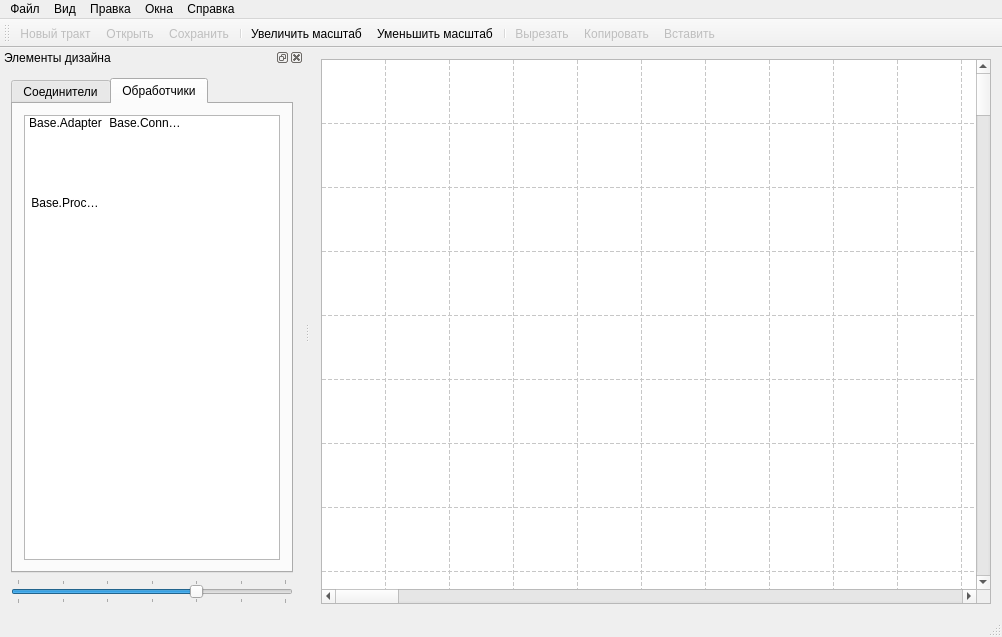
Above: mainwindow.ui from k06a/RitM before the change. Below: the same form after it.
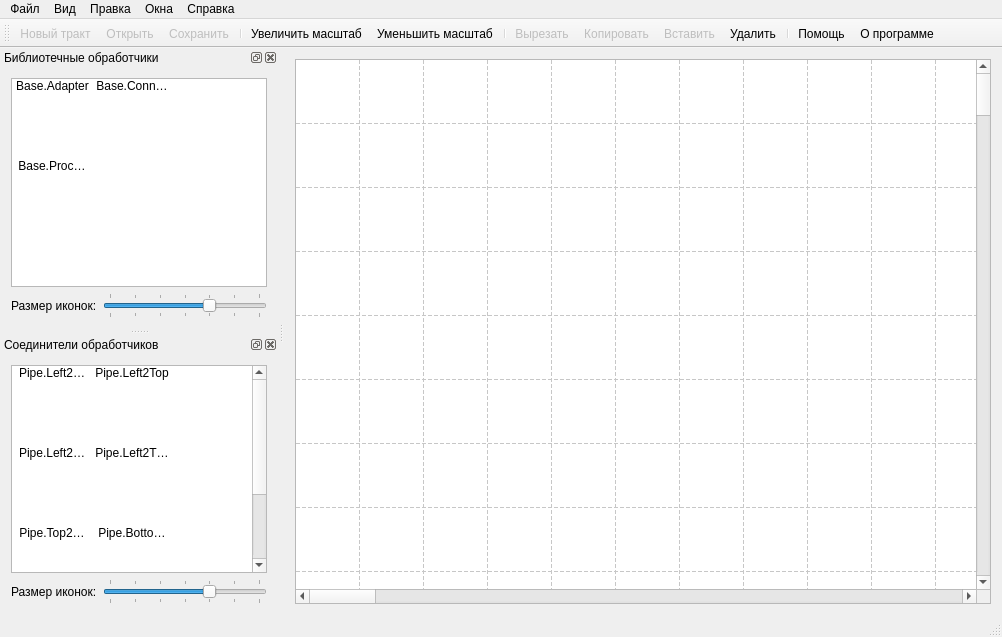
That is the form after the change. The open tabs and pages were chosen to show the change. Icons and pictures are not drawn. Custom widgets are drawn as their Qt base class.

Commit message: Сделал "удаление". Добавил иконок.

The edit to the form file:
```diff
--- a/mainwindow.ui
+++ b/mainwindow.ui
@@ -370,11 +370,15 @@
    <addaction name="action_cut"/>
    <addaction name="action_copy"/>
    <addaction name="action_paste"/>
+   <addaction name="action_delete"/>
+   <addaction name="separator"/>
+   <addaction name="action_help"/>
+   <addaction name="action_about"/>
   </widget>
   <widget class="QStatusBar" name="statusBar"/>
   <widget class="QDockWidget" name="dockWidget_elements">
    <property name="windowTitle">
-    <string>Элементы дизайна</string>
+    <string>Библиотечные обработчики</string>
    </property>
    <attribute name="dockWidgetArea">
     <number>1</number>
@@ -382,20 +386,122 @@
    <widget class="QWidget" name="dockWidgetContents_2">
     <layout class="QVBoxLayout" name="verticalLayout_4">
      <item>
-      <widget class="QTabWidget" name="tabWidget">
-       <property name="currentIndex">
-        <number>0</number>
+      <widget class="ProcListWidget" name="listWidget_elements">
+       <property name="editTriggers">
+        <set>QAbstractItemView::NoEditTriggers</set>
        </property>
-       <property name="movable">
+       <property name="selectionMode">
+        <enum>QAbstractItemView::SingleSelection</enum>
+       </property>
+       <property name="iconSize">
+        <size>
+         <width>64</width>
+         <height>64</height>
+        </size>
+       </property>
+       <property name="textElideMode">
+        <enum>Qt::ElideRight</enum>
+       </property>
+       <property name="movement">
+        <enum>QListView::Free</enum>
+       </property>
+       <property name="resizeMode">
+        <enum>QListView::Adjust</enum>
+       </property>
+       <property name="gridSize">
+        <size>
+         <width>80</width>
+         <height>80</height>
+        </size>
+       </property>
+       <property name="viewMode">
+        <enum>QListView::IconMode</enum>
+       </property>
+       <property name="uniformItemSizes">
         <bool>true</bool>
        </property>
-       <widget class="QWidget" name="tab_2">
-        <attribute name="title">
-         <string>Соединители</string>
-        </attribute>
-        <layout class="QVBoxLayout" name="verticalLayout_3">
+       <property name="wordWrap">
+        <bool>true</bool>
+       </property>
+       <property name="selectionRectVisible">
+        <bool>true</bool>
+       </property>
+       <item>
+        <property name="text">
+         <string>Base.Adapter</string>
+        </property>
+        <property name="icon">
+         <iconset resource="res.qrc">
+          <normaloff>:/images/adapter.svgz</normaloff>:/images/adapter.svgz</iconset>
+        </property>
+       </item>
+       <item>
+        <property name="text">
+         <string>Base.Connector</string>
+        </property>
+        <property name="icon">
+         <iconset resource="res.qrc">
+          <normaloff>:/images/connector.svgz</normaloff>:/images/connector.svgz</iconset>
+        </property>
+       </item>
+       <item>
+        <property name="text">
+         <string>Base.Processor</string>
+        </property>
+        <property name="icon">
+         <iconset resource="res.qrc">
+          <normaloff>:/images/processor.svgz</normaloff>:/images/processor.svgz</iconset>
+        </property>
+       </item>
+      </widget>
+     </item>
+     <item>
+      <layout class="QHBoxLayout" name="horizontalLayout">
+       <item>
+        <widget class="QLabel" name="label">
+         <property name="text">
+          <string>Размер иконок:</string>
+         </property>
+        </widget>
+       </item>
+       <item>
+        <widget class="QSlider" name="horizontalSlider_elements">
+         <property name="minimum">
+          <number>32</number>
+         </property>
+         <property name="maximum">
+          <number>80</number>
+         </property>
+         <property name="value">
+          <number>64</number>
+         </property>
+         <property name="orientation">
+          <enum>Qt::Horizontal</enum>
+         </property>
+         <property name="tickPosition">
+          <enum>QSlider::TicksBothSides</enum>
+         </property>
+         <property name="tickInterval">
+          <number>8</number>
+         </property>
+        </widget>
+       </item>
+      </layout>
+     </item>
+    </layout>
+   </widget>
+  </widget>
+  <widget class="QDockWidget" name="dockWidget_pipes">
+   <property name="windowTitle">
+    <string>Соединители обработчиков</string>
+   </property>
+   <attribute name="dockWidgetArea">
+    <number>1</number>
+   </attribute>
+   <widget class="QWidget" name="dockWidgetContents">
+    <layout class="QVBoxLayout" name="verticalLayout_5">
          <item>
-          <widget class="ProcListWidget" name="listWidget_connections">
+      <widget class="ProcListWidget" name="listWidget_pipes">
            <property name="editTriggers">
             <set>QAbstractItemView::NoEditTriggers</set>
            </property>
@@ -509,89 +615,17 @@
            </item>
           </widget>
          </item>
-        </layout>
-       </widget>
-       <widget class="QWidget" name="tab">
-        <attribute name="title">
-         <string>Обработчики</string>
-        </attribute>
-        <layout class="QVBoxLayout" name="verticalLayout_2">
          <item>
-          <widget class="ProcListWidget" name="listWidget_elements">
-           <property name="editTriggers">
-            <set>QAbstractItemView::NoEditTriggers</set>
-           </property>
-           <property name="selectionMode">
-            <enum>QAbstractItemView::SingleSelection</enum>
-           </property>
-           <property name="iconSize">
-            <size>
-             <width>64</width>
-             <height>64</height>
-            </size>
-           </property>
-           <property name="textElideMode">
-            <enum>Qt::ElideRight</enum>
-           </property>
-           <property name="movement">
-            <enum>QListView::Free</enum>
-           </property>
-           <property name="resizeMode">
-            <enum>QListView::Adjust</enum>
-           </property>
-           <property name="gridSize">
-            <size>
-             <width>80</width>
-             <height>80</height>
-            </size>
-           </property>
-           <property name="viewMode">
-            <enum>QListView::IconMode</enum>
-           </property>
-           <property name="uniformItemSizes">
-            <bool>true</bool>
-           </property>
-           <property name="wordWrap">
-            <bool>true</bool>
-           </property>
-           <property name="selectionRectVisible">
-            <bool>true</bool>
-           </property>
+      <layout class="QHBoxLayout" name="horizontalLayout_2">
            <item>
+        <widget class="QLabel" name="label_2">
             <property name="text">
-             <string>Base.Adapter</string>
-            </property>
-            <property name="icon">
-             <iconset resource="res.qrc">
-              <normaloff>:/images/adapter.svgz</normaloff>:/images/adapter.svgz</iconset>
-            </property>
-           </item>
-           <item>
-            <property name="text">
-             <string>Base.Connector</string>
-            </property>
-            <property name="icon">
-             <iconset resource="res.qrc">
-              <normaloff>:/images/connector.svgz</normaloff>:/images/connector.svgz</iconset>
-            </property>
-           </item>
-           <item>
-            <property name="text">
-             <string>Base.Processor</string>
-            </property>
-            <property name="icon">
-             <iconset resource="res.qrc">
-              <normaloff>:/images/processor.svgz</normaloff>:/images/processor.svgz</iconset>
-            </property>
-           </item>
-          </widget>
-         </item>
-        </layout>
-       </widget>
-      </widget>
-     </item>
+          <string>Размер иконок:</string>
+         </property>
+        </widget>
+       </item>
      <item>
-      <widget class="QSlider" name="horizontalSlider">
+        <widget class="QSlider" name="horizontalSlider_pipes">
        <property name="minimum">
         <number>32</number>
        </property>
@@ -611,6 +645,8 @@
         <number>8</number>
        </property>
       </widget>
+       </item>
+      </layout>
      </item>
     </layout>
    </widget>
@@ -771,6 +807,18 @@
     <string>Ctrl+N</string>
    </property>
   </action>
+  <action name="action_delete">
+   <property name="icon">
+    <iconset resource="res.qrc">
+     <normaloff>:/images/quit.png</normaloff>:/images/quit.png</iconset>
+   </property>
+   <property name="text">
+    <string>Удалить</string>
+   </property>
+   <property name="shortcut">
+    <string>Del</string>
+   </property>
+  </action>
  </widget>
  <layoutdefault spacing="6" margin="11"/>
  <customwidgets>
```
Left out of the diff: 13 changed lines with no effect on the pictures. Lines whose indentation alone changed are shown as unchanged. The commit also changes 10 other files.
